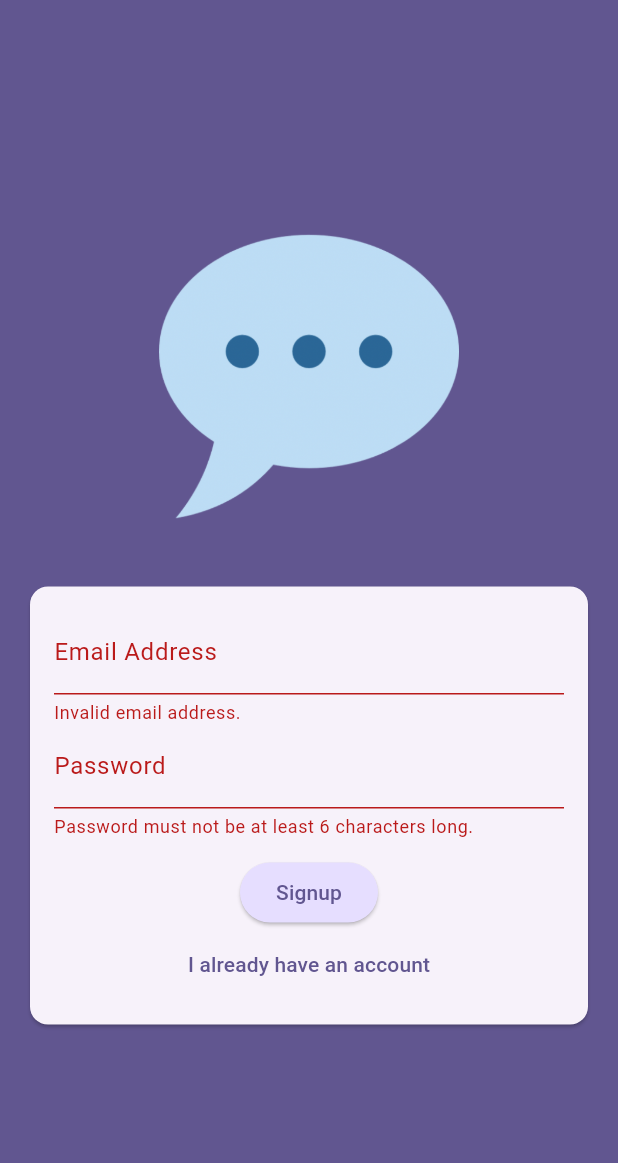
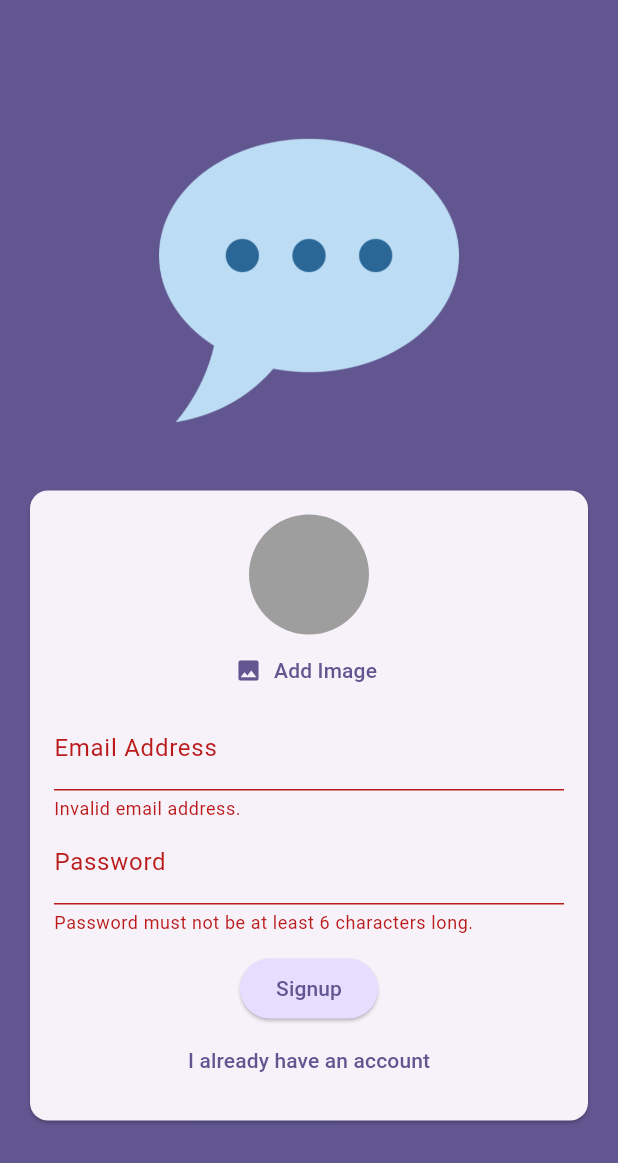
Before and after one commit to khanhnmbk/chat_app, a Flutter app: the screen it shows after launch, after a tap on "Login", after a tap on "Create new account", on a phone screen of 412 x 824 dp. Shown: the top 1163 px of the screen. Run offline on Flutter 3.47's test engine with Material 3 defaults, Android fonts, the phone set to English and light mode, and no system bars; our stand-ins replace firebase_auth, firebase_core, firebase_storage, image_picker; accounts and stored records are empty.

Commit message:
Upload user image to firebase

```diff
--- a/lib/main.dart
+++ b/lib/main.dart
@@ -1,5 +1,6 @@
 import 'package:chat_app/screens/auth.dart';
 import 'package:chat_app/screens/chat.dart';
+import 'package:chat_app/screens/splash.dart';
 import 'package:firebase_auth/firebase_auth.dart';
 import 'package:flutter/material.dart';
 import 'package:firebase_core/firebase_core.dart';
@@ -28,9 +29,14 @@ class App extends StatelessWidget {
         home: StreamBuilder(
             stream: FirebaseAuth.instance.authStateChanges(),
             builder: (ctx, snapshot) {
+              if (snapshot.connectionState == ConnectionState.waiting) {
+                return const SplashScreen();
+              }
+
               if (snapshot.hasData) {
                 return const ChatScreen();
               }
+
               return const AuthScreen();
             }));
   }
--- a/lib/screens/auth.dart
+++ b/lib/screens/auth.dart
@@ -1,3 +1,7 @@
+import 'dart:io';
+
+import 'package:chat_app/widgets/user_image_picker.dart';
+import 'package:firebase_storage/firebase_storage.dart';
 import 'package:flutter/material.dart';
 import 'package:firebase_auth/firebase_auth.dart';
 
@@ -15,6 +19,8 @@ class _AuthScreenState extends State<AuthScreen> {
   var _isLogin = true;
   var _enteredEmail = '';
   var enteredPassword = '';
+  File? _selectedImage;
+  var _isAuthenticating = false;
 
   void _submit() async {
     final isValid = _form.currentState!.validate();
@@ -23,9 +29,17 @@ class _AuthScreenState extends State<AuthScreen> {
       return;
     }
 
+    if (!_isLogin && (_selectedImage == null)) {
+      return;
+    }
+
     _form.currentState!.save();
 
     try {
+      setState(() {
+        _isAuthenticating = true;
+      });
+
       if (_isLogin) {
         final userCredentials = await _firebase.signInWithEmailAndPassword(
           email: _enteredEmail,
@@ -36,6 +50,15 @@ class _AuthScreenState extends State<AuthScreen> {
           email: _enteredEmail,
           password: enteredPassword,
         );
+
+        final storageRef = FirebaseStorage.instance
+            .ref()
+            .child('user_images')
+            .child('${userCredentials.user!.uid}.jpg');
+
+        await storageRef.putFile(_selectedImage!);
+        final imageUrl = await storageRef.getDownloadURL();
+        print(imageUrl);
       }
     } on FirebaseAuthException catch (error) {
       if (!context.mounted) {
@@ -47,6 +70,10 @@ class _AuthScreenState extends State<AuthScreen> {
       ScaffoldMessenger.of(context).showSnackBar(SnackBar(
         content: Text(error.message ?? ' Authentication failed.'),
       ));
+
+      setState(() {
+        _isAuthenticating = false;
+      });
     }
   }
 
@@ -75,6 +102,12 @@ class _AuthScreenState extends State<AuthScreen> {
                       child: Column(
                         mainAxisSize: MainAxisSize.min,
                         children: [
+                          if (!_isLogin)
+                            UserImagePicker(
+                              onPickedImage: (pickedImage) {
+                                _selectedImage = pickedImage;
+                              },
+                            ),
                           TextFormField(
                             decoration: const InputDecoration(
                                 labelText: 'Email Address'),
@@ -108,6 +141,9 @@ class _AuthScreenState extends State<AuthScreen> {
                             },
                           ),
                           const SizedBox(height: 12),
+                          if (_isAuthenticating)
+                            const CircularProgressIndicator(),
+                          if (!_isAuthenticating)
                             ElevatedButton(
                                 style: ElevatedButton.styleFrom(
                                   backgroundColor: Theme.of(context)
@@ -116,6 +152,7 @@ class _AuthScreenState extends State<AuthScreen> {
                                 ),
                                 onPressed: _submit,
                                 child: Text(_isLogin ? 'Login' : 'Signup')),
+                          if (!_isAuthenticating)
                             TextButton(
                                 onPressed: () {
                                   setState(() {
--- /dev/null
+++ b/lib/screens/splash.dart
@@ -0,0 +1,15 @@
+import 'package:flutter/material.dart';
+
+class SplashScreen extends StatelessWidget {
+  const SplashScreen({super.key});
+
+  @override
+  Widget build(BuildContext context) {
+    return Scaffold(
+      appBar: AppBar(
+        title: const Text('Flutter Chat'),
+      ),
+      body: const Center(child: Text('Loading')),
+    );
+  }
+}
--- /dev/null
+++ b/lib/widgets/user_image_picker.dart
@@ -0,0 +1,51 @@
+import 'dart:io';
+
+import 'package:flutter/material.dart';
+import 'package:image_picker/image_picker.dart';
+
+class UserImagePicker extends StatefulWidget {
+  const UserImagePicker({super.key, required this.onPickedImage});
+
+  final void Function(File pickedImage) onPickedImage;
+  @override
+  State<UserImagePicker> createState() => _UserImagePickerState();
+}
+
+class _UserImagePickerState extends State<UserImagePicker> {
+  File? _pickedImageFile;
+
+  void _pickImage() async {
+    final pickedImage = await ImagePicker()
+        .pickImage(source: ImageSource.camera, imageQuality: 50, maxWidth: 150);
+
+    if (pickedImage == null) {
+      return;
+    }
+    setState(() {
+      _pickedImageFile = File(pickedImage.path);
+    });
+
+    widget.onPickedImage(_pickedImageFile!);
+  }
+
+  @override
+  Widget build(BuildContext context) {
+    return Column(
+      children: [
+        CircleAvatar(
+            radius: 40,
+            backgroundColor: Colors.grey,
+            foregroundImage:
+                _pickedImageFile != null ? FileImage(_pickedImageFile!) : null),
+        TextButton.icon(
+          onPressed: _pickImage,
+          icon: const Icon(Icons.image),
+          label: Text(
+            'Add Image',
+            style: TextStyle(color: Theme.of(context).colorScheme.primary),
+          ),
+        ),
+      ],
+    );
+  }
+}
--- a/pubspec.yaml
+++ b/pubspec.yaml
@@ -37,6 +37,8 @@ dependencies:
   cupertino_icons: ^1.0.6
   firebase_core: ^3.3.0
   firebase_auth: ^5.1.4
+  firebase_storage: ^12.1.3
+  image_picker: ^1.1.2
 
 dev_dependencies:
   flutter_test:
```
Also changed, not shown: lib/screens/chat.dart (+10 -0 lines), pubspec.lock, 5 other files. Lines whose indentation alone changed are shown as unchanged.
